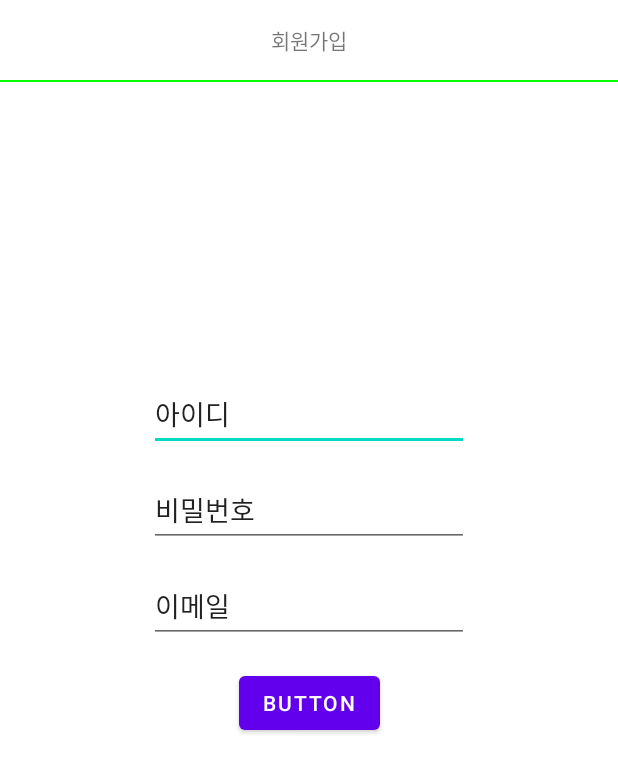
After one commit to MinJaee-Kim/Matzip, an Android app: the layout create_page.xml on its own in the app's theme, with its tools: preview values and no code run, on a phone screen of 412 x 824 dp. The commit adds this screen. Shown: the top 773 px of the screen. Run offline under Robolectric (Android 15) with nearby library versions, the phone set to English and light mode, and no system bars.

Commit message:
회원가입 및 메인화면
기능을 추가할때 버튼에 넣고 나중에 꾸밀 것

```diff
--- a/app/build.gradle
+++ b/app/build.gradle
@@ -32,6 +32,7 @@ dependencies {
     implementation 'androidx.appcompat:appcompat:1.3.1'
     implementation 'com.google.android.material:material:1.4.0'
     implementation 'androidx.constraintlayout:constraintlayout:2.1.0'
+    implementation 'com.android.volley:volley:1.1.1'    //추가
     testImplementation 'junit:junit:4.+'
     androidTestImplementation 'androidx.test.ext:junit:1.1.3'
     androidTestImplementation 'androidx.test.espresso:espresso-core:3.4.0'
--- /dev/null
+++ b/app/src/main/res/layout/create_page.xml
@@ -0,0 +1,82 @@
+<?xml version="1.0" encoding="utf-8"?>
+<androidx.constraintlayout.widget.ConstraintLayout xmlns:android="http://schemas.android.com/apk/res/android"
+    xmlns:app="http://schemas.android.com/apk/res-auto"
+    xmlns:tools="http://schemas.android.com/tools"
+    android:layout_width="match_parent"
+    android:layout_height="match_parent">
+
+    <TextView
+        android:id="@+id/tv_create"
+        android:layout_width="wrap_content"
+        android:layout_height="wrap_content"
+        android:layout_marginTop="16dp"
+        android:text="회원가입"
+        app:layout_constraintEnd_toEndOf="parent"
+        app:layout_constraintStart_toStartOf="parent"
+        app:layout_constraintTop_toTopOf="parent" />
+
+    <View
+        android:id="@+id/view4"
+        android:layout_width="match_parent"
+        android:layout_height="2px"
+        android:layout_marginTop="16dp"
+        android:background="#00ff00"
+        app:layout_constraintTop_toBottomOf="@+id/tv_create"
+        tools:layout_editor_absoluteX="0dp" />
+
+    <Button
+        android:id="@+id/btn_create"
+        android:layout_width="wrap_content"
+        android:layout_height="wrap_content"
+        android:layout_marginTop="16dp"
+        android:text="Button"
+        app:layout_constraintEnd_toEndOf="parent"
+        app:layout_constraintStart_toStartOf="parent"
+        app:layout_constraintTop_toBottomOf="@+id/et_email" />
+
+    <androidx.constraintlayout.widget.Guideline
+        android:id="@+id/guideline2"
+        android:layout_width="wrap_content"
+        android:layout_height="wrap_content"
+        android:orientation="horizontal"
+        app:layout_constraintGuide_begin="365dp" />
+
+    <EditText
+        android:id="@+id/et_id"
+        android:layout_width="wrap_content"
+        android:layout_height="wrap_content"
+        android:layout_marginBottom="16dp"
+        android:ems="10"
+        android:inputType="textPersonName"
+        android:minHeight="48dp"
+        android:text="아이디"
+        app:layout_constraintBottom_toTopOf="@+id/et_pw"
+        app:layout_constraintEnd_toEndOf="parent"
+        app:layout_constraintStart_toStartOf="parent" />
+
+    <EditText
+        android:id="@+id/et_pw"
+        android:layout_width="wrap_content"
+        android:layout_height="wrap_content"
+        android:ems="10"
+        android:inputType="textPersonName"
+        android:minHeight="48dp"
+        android:text="비밀번호"
+        app:layout_constraintBottom_toTopOf="@+id/guideline2"
+        app:layout_constraintEnd_toEndOf="parent"
+        app:layout_constraintStart_toStartOf="parent" />
+
+    <EditText
+        android:id="@+id/et_email"
+        android:layout_width="wrap_content"
+        android:layout_height="wrap_content"
+        android:layout_marginTop="16dp"
+        android:ems="10"
+        android:inputType="textPersonName"
+        android:minHeight="48dp"
+        android:text="이메일"
+        app:layout_constraintEnd_toEndOf="parent"
+        app:layout_constraintStart_toStartOf="parent"
+        app:layout_constraintTop_toTopOf="@+id/guideline2" />
+
+</androidx.constraintlayout.widget.ConstraintLayout>
--- a/build.gradle
+++ b/build.gradle
@@ -5,7 +5,7 @@ buildscript {
         mavenCentral()
     }
     dependencies {
-        classpath "com.android.tools.build:gradle:7.0.2"
+        classpath 'com.android.tools.build:gradle:7.0.3'
 
         // NOTE: Do not place your application dependencies here; they belong
         // in the individual module build.gradle files
```
Also changed, not shown: app/src/main/java/kr/ac/uc/matzip/model/RegisterModel.java (+9 -1 lines), app/src/main/java/kr/ac/uc/matzip/presenter/RegisterPresenter.java (+17 -1 lines), app/src/main/java/kr/ac/uc/matzip/view/MainActivity.java (+9 -4 lines), app/src/main/java/kr/ac/uc/matzip/view/RegisterActivity.java (added, +73 -0 lines), app/src/main/java/kr/ac/uc/matzip/view/RegisterRequest.java (added, +32 -0 lines), app/src/main/res/layout/activity_main.xml (+36 -8 lines).
